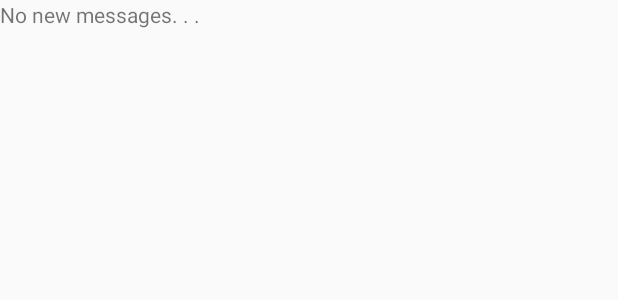
After one commit to asvitzer/AndroidDevelopment, an Android app: the layout fragment_inbox.xml on its own in the app's theme, with its tools: preview values and no code run, on a phone screen of 412 x 824 dp. The commit adds this screen. Shown: the top 300 px of the screen. Run offline under Robolectric (Android 15) with nearby library versions, the phone set to English and light mode, and no system bars.

Commit message:
Adding Inbox & Friends Fragments for MainActivity's Viewpager
Adding fragment classes, xml files with ListViews, & default string
values for empty inboxes & friends list

```diff
--- /dev/null
+++ b/SilentCircle/app/src/main/res/layout/fragment_inbox.xml
@@ -0,0 +1,22 @@
+<RelativeLayout xmlns:android="http://schemas.android.com/apk/res/android"
+                xmlns:tools="http://schemas.android.com/tools"
+                android:layout_width="match_parent"
+                android:layout_height="match_parent"
+                tools:context=".MainActivity$PlaceholderFragment">
+
+
+    <ListView
+        android:layout_width="match_parent"
+        android:layout_height="match_parent"
+        android:id="@android:id/list"
+        android:layout_alignParentTop="true"
+        android:layout_alignParentLeft="true"
+        android:layout_alignParentStart="true" />
+
+    <TextView
+        android:layout_width="match_parent"
+        android:layout_height="wrap_content"
+        android:id="@android:id/empty"
+        android:text="@string/empty_inbox_label"
+ />
+</RelativeLayout>
--- a/SilentCircle/app/src/main/res/values/strings.xml
+++ b/SilentCircle/app/src/main/res/values/strings.xml
@@ -21,4 +21,6 @@
     <string name="signup_error_title">Oops!</string>
     <string name="login_error_message">Please make sure you enter a username and password.</string>
     <string name="login_error_title">Oops!</string>
+    <string name="empty_inbox_label">No new messages. . .</string>
+    <string name="empty_friend_label">Friendless. . .</string>
 </resources>
```
Also changed, not shown: SilentCircle/app/src/main/java/com/alvinsvitzer/silentcircle/helper/FriendFragment.java (added, +34 -0 lines), SilentCircle/app/src/main/java/com/alvinsvitzer/silentcircle/helper/InboxFragment.java (added, +34 -0 lines), SilentCircle/app/src/main/res/layout/fragment_friend.xml (added, +22 -0 lines), SilentCircle/app/src/main/res/layout/fragment_main.xml (deleted, +0 -16 lines), 1 other file.
